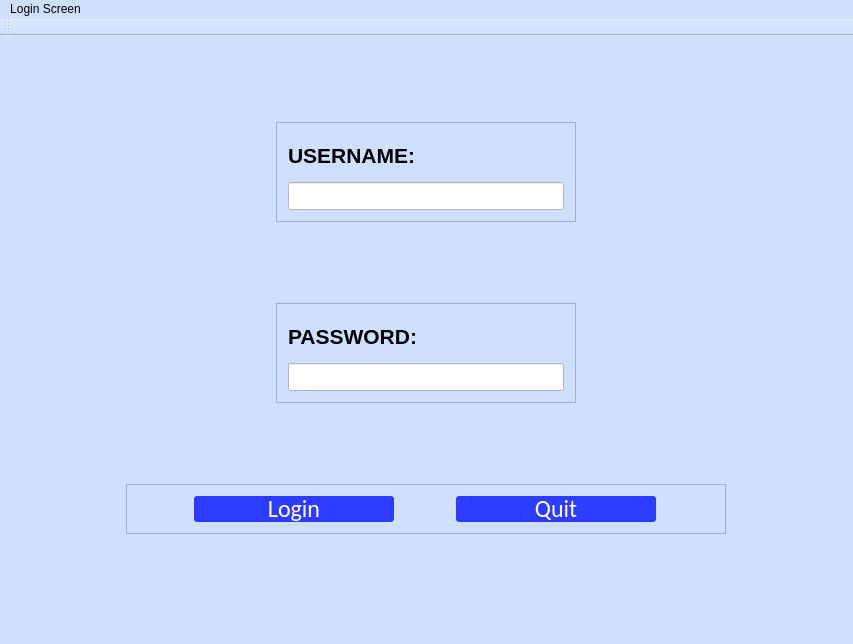
Before: the Qt Designer form LoginScreen.ui in JustKoshi/QTCinemaProject, drawn with Qt 5.
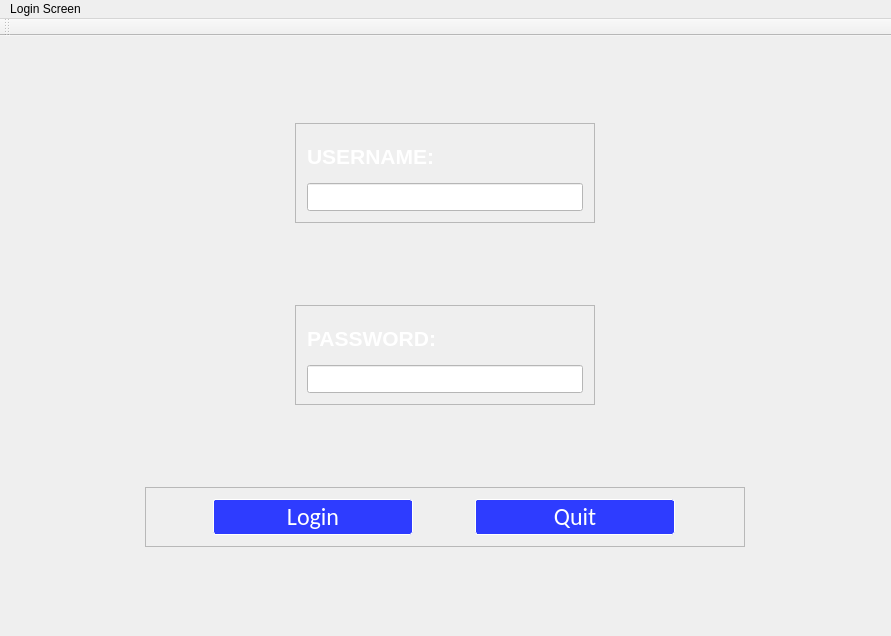
After: the same form once the commit is applied. Icons and pictures are not drawn.

What changed in the file:
```diff
--- a/LoginScreen.ui
+++ b/LoginScreen.ui
@@ -6,17 +6,23 @@
    <rect>
     <x>0</x>
     <y>0</y>
-    <width>853</width>
-    <height>644</height>
+    <width>891</width>
+    <height>636</height>
    </rect>
   </property>
   <property name="windowTitle">
    <string>LoginScreen</string>
   </property>
   <property name="styleSheet">
-   <string notr="true">background-color: rgb(207, 224, 255);</string>
+   <string notr="true">QMainWindow {
+	background-image: url(:/LoginScreen/background-login-screen.jpg);
+}
+</string>
   </property>
   <widget class="QWidget" name="centralWidget">
+   <property name="styleSheet">
+    <string notr="true"/>
+   </property>
    <layout class="QVBoxLayout" name="verticalLayout">
     <item alignment="Qt::AlignHCenter">
      <widget class="QFrame" name="frame">
@@ -32,6 +38,14 @@
         <height>100</height>
        </size>
       </property>
+      <property name="font">
+       <font>
+        <kerning>true</kerning>
+       </font>
+      </property>
+      <property name="styleSheet">
+       <string notr="true"/>
+      </property>
       <property name="frameShape">
        <enum>QFrame::StyledPanel</enum>
       </property>
@@ -51,8 +65,15 @@
           <font>
            <pointsize>16</pointsize>
            <bold>true</bold>
+           <kerning>true</kerning>
           </font>
          </property>
+         <property name="styleSheet">
+          <string notr="true">QLabel {
+    color: white;
+    background-color: transparent;
+}</string>
+         </property>
          <property name="text">
           <string>USERNAME:</string>
          </property>
@@ -85,6 +106,9 @@
         <height>100</height>
        </size>
       </property>
+      <property name="styleSheet">
+       <string notr="true"/>
+      </property>
       <property name="frameShape">
        <enum>QFrame::StyledPanel</enum>
       </property>
@@ -106,6 +130,12 @@
            <bold>true</bold>
           </font>
          </property>
+         <property name="styleSheet">
+          <string notr="true">QLabel {
+   color: white; 
+    background-color: transparent;
+}</string>
+         </property>
          <property name="text">
           <string>PASSWORD:</string>
          </property>
@@ -132,15 +162,18 @@
       <property name="minimumSize">
        <size>
         <width>600</width>
-        <height>40</height>
-       </size>
-      </property>
-      <property name="maximumSize">
-       <size>
-        <width>700</width>
         <height>50</height>
        </size>
       </property>
+      <property name="maximumSize">
+       <size>
+        <width>700</width>
+        <height>60</height>
+       </size>
+      </property>
+      <property name="styleSheet">
+       <string notr="true"/>
+      </property>
       <property name="frameShape">
        <enum>QFrame::StyledPanel</enum>
       </property>
@@ -159,7 +192,7 @@
          <property name="maximumSize">
           <size>
            <width>200</width>
-           <height>30</height>
+           <height>40</height>
           </size>
          </property>
          <property name="font">
@@ -174,6 +207,7 @@
 border-radius: 3px;
 background: rgb(46, 60, 255);
 color: white;
+border: 1px solid white;
 }
 QPushButton:hover{
 background: rgba(46, 60, 255, 200);
@@ -192,7 +226,7 @@
          <property name="maximumSize">
           <size>
            <width>200</width>
-           <height>30</height>
+           <height>40</height>
           </size>
          </property>
          <property name="font">
@@ -207,6 +241,7 @@
 border-radius: 3px;
 background: rgb(46, 60, 255);
 color: white;
+border: 1px solid white;
 }
 QPushButton:hover{
 background: rgba(46, 60, 255, 200);
@@ -233,13 +268,12 @@
     <bool>false</bool>
    </attribute>
   </widget>
-  <widget class="QStatusBar" name="statusBar"/>
   <widget class="QMenuBar" name="menuBar">
    <property name="geometry">
     <rect>
      <x>0</x>
      <y>0</y>
-     <width>853</width>
+     <width>891</width>
      <height>22</height>
     </rect>
    </property>
```
Left out of the diff: 4 changed lines with no effect on the pictures.
